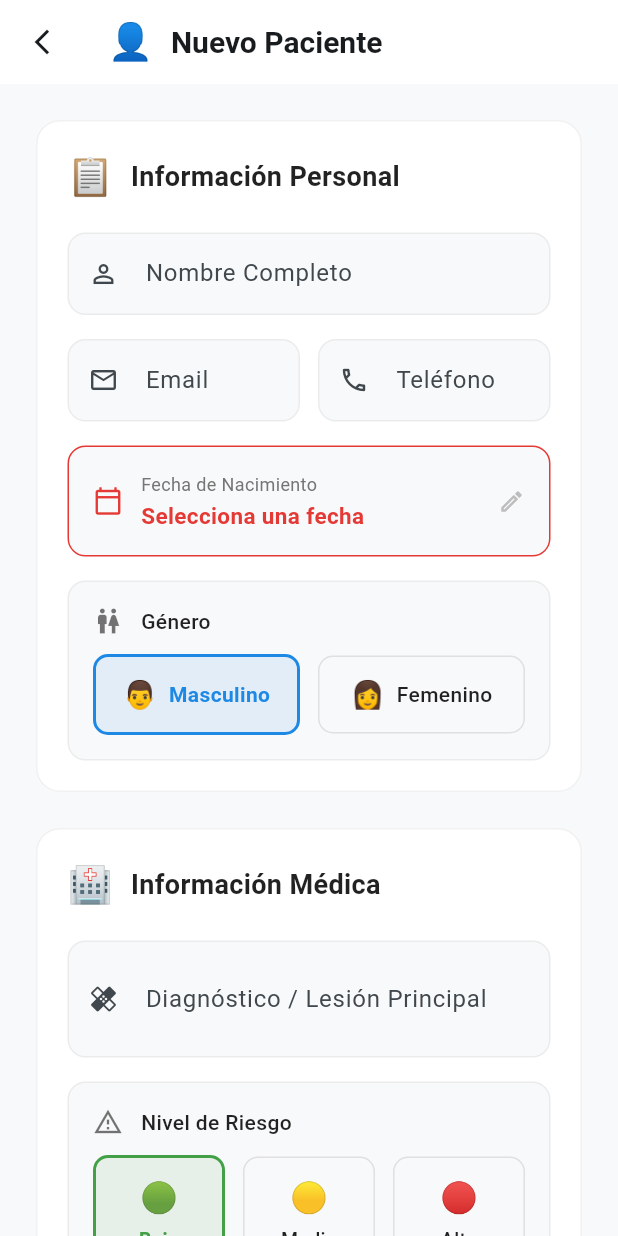
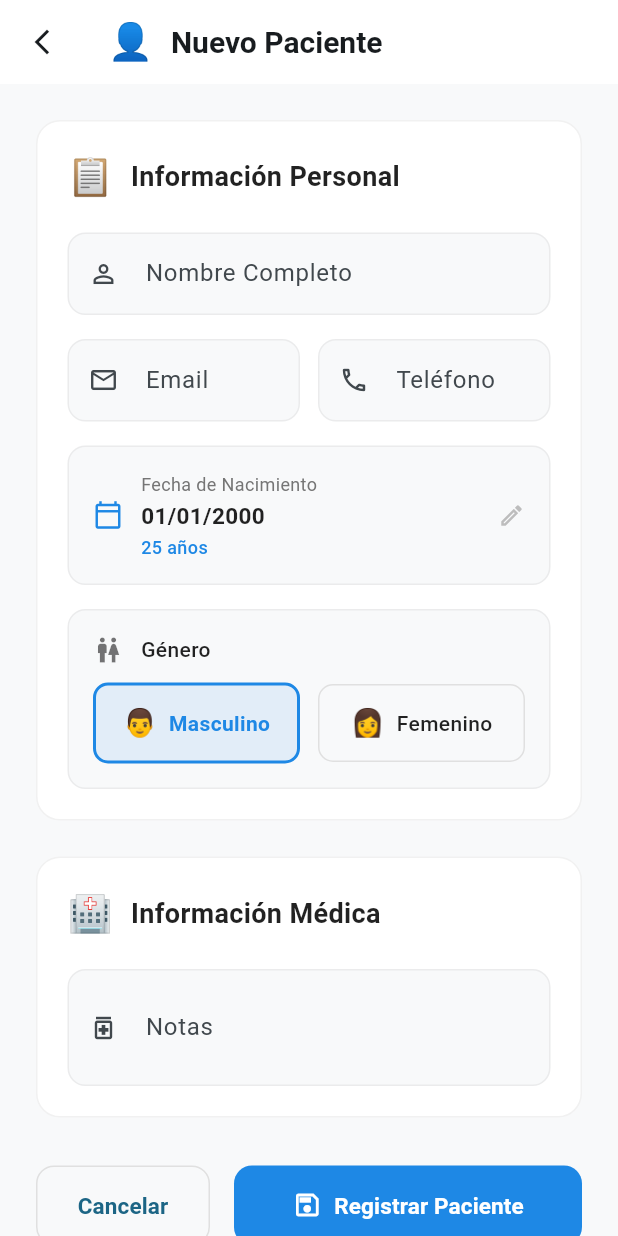
Before and after one commit to enriqueBueln/fisiovision, a Flutter app: the PatientFormScreen screen opened by its route, on a phone screen of 412 x 824 dp. Run offline on Flutter 3.47's test engine with Material 3 defaults, Android fonts, the phone set to English and light mode, and no system bars; our stand-ins replace camera, flutter_dotenv, flutter_riverpod, fluttertoast, go_router, permission_handler and 2 more; missing offline and left inert: google_mlkit_pose_detection; accounts and stored records are empty.

Commit message:
Refactor Paciente model to use nullable fields; update patient form and service for improved data handling

```diff
--- a/lib/models/paciente_model.dart
+++ b/lib/models/paciente_model.dart
@@ -1,5 +1,5 @@
 class Paciente {
-  final int id; // En DB es bigint, en Dart int (64-bit)
+  final int? id; // En DB es bigint, en Dart int (64-bit)
   final String nombre;
   final String apellido; // second_name en DB
   final String email;
@@ -7,7 +7,7 @@ class Paciente {
   final String genero;
   final String? direccion;
   final String? notas;
-  final int idUsuario; // Relación con tabla Usuario
+  final int? idUsuario; // Relación con tabla Usuario
   final bool isActive;
 
   // Getter útil para la UI
@@ -54,7 +54,6 @@ class Paciente {
 
   Map<String, dynamic> toJson() {
     return {
-      'id': id,
       'name': nombre,
       'second_name': apellido,
       'email': email,
@@ -62,8 +61,6 @@ class Paciente {
       'gender': genero,
       'address': direccion,
       'notes': notas,
-      'id_user': idUsuario,
-      'isActive': isActive,
     };
   }
 }
--- a/lib/screens/login/login_screen.dart
+++ b/lib/screens/login/login_screen.dart
@@ -199,7 +199,7 @@ class _LoginFormState extends ConsumerState<_LoginForm> {
     if (success) {
       final authState = ref.read(authProvider);
       final user = authState.user;
-
+      print("Usuario logueado: ${user?.isTerapeuta}");
       if (user != null) {
         // Redirigir según el tipo de usuario
         if (user.isTerapeuta) {
--- a/lib/screens/patient/patient_form_screen.dart
+++ b/lib/screens/patient/patient_form_screen.dart
@@ -1,3 +1,5 @@
+import 'package:fisiovision/models/paciente_model.dart';
+import 'package:fisiovision/providers/paciente_provider.dart';
 import 'package:flutter/material.dart';
 import 'package:flutter_riverpod/flutter_riverpod.dart';
 import 'package:go_router/go_router.dart';
@@ -6,12 +8,10 @@ class PatientFormScreen extends ConsumerStatefulWidget {
   const PatientFormScreen({super.key});
 
   @override
-  ConsumerState<PatientFormScreen> createState() =>
-      _PatientFormScreenState();
+  ConsumerState<PatientFormScreen> createState() => _PatientFormScreenState();
 }
 
-class _PatientFormScreenState
-    extends ConsumerState<PatientFormScreen> {
+class _PatientFormScreenState extends ConsumerState<PatientFormScreen> {
   final _formKey = GlobalKey<FormState>();
 
   // Controladores
@@ -22,7 +22,7 @@ class _PatientFormScreenState
   final _alergiasCtrl = TextEditingController();
 
   // Estado
-  DateTime? _fechaNacimiento;
+  DateTime? _fechaNacimiento = DateTime(2000, 1, 1);
   String _genero = 'Masculino';
   String _riesgo = 'Bajo';
   bool _isLoading = false;
@@ -88,14 +88,9 @@ class _PatientFormScreenState
           SnackBar(
             content: Row(
               children: [
-                const Icon(
-                  Icons.warning_amber_rounded,
-                  color: Colors.white,
-                ),
+                const Icon(Icons.warning_amber_rounded, color: Colors.white),
                 const SizedBox(width: 12),
-                const Text(
-                  'Por favor, selecciona la fecha de nacimiento',
-                ),
+                const Text('Por favor, selecciona la fecha de nacimiento'),
               ],
             ),
             backgroundColor: const Color(0xFFFB8C00),
@@ -111,40 +106,33 @@ class _PatientFormScreenState
       setState(() => _isLoading = true);
 
       // Simular llamada al backend
-      await Future.delayed(const Duration(seconds: 2));
 
-      final nuevoPacienteData = {
-        'nombre': _nombreCtrl.text.trim(),
-        'email': _emailCtrl.text.trim(),
-        'telefono': _telefonoCtrl.text.trim(),
-        'fecha_nacimiento': _fechaNacimiento!
-            .toIso8601String()
-            .split('T')
-            .first,
-        'edad': _calcularEdad(),
-        'genero': _genero,
-        'lesion': _lesionCtrl.text.trim(),
-        'riesgo': _riesgo,
-        'alergias': _alergiasCtrl.text.trim().isEmpty
-            ? 'Ninguna'
-            : _alergiasCtrl.text.trim(),
-      };
-
-      print(
-        'Datos listos para enviar al backend: $nuevoPacienteData',
+      final nuevoPacienteData = Paciente(
+        id: 0, // El backend asignará el ID
+        nombre: _nombreCtrl.text.trim(),
+        apellido: '', // Podrías separar el apellido si lo deseas
+        email: _emailCtrl.text.trim(),
+        fechaNacimiento: _fechaNacimiento!,
+        genero: _genero,
+        idUsuario: 1, // Asumimos un usuario fijo por ahora
+        direccion: _telefonoCtrl.text.trim(),
+        notas: _alergiasCtrl.text.trim(),
       );
 
+      print('Datos listos para enviar al backend: $nuevoPacienteData');
+
       if (!mounted) return;
+
+      await ref
+          .read(pacientesProvider.notifier)
+          .agregarPaciente(nuevoPacienteData);
       setState(() => _isLoading = false);
 
       ScaffoldMessenger.of(context).showSnackBar(
         SnackBar(
           content: Row(
             children: [
-              const Icon(
-                Icons.check_circle_rounded,
-                color: Colors.white,
-              ),
+              const Icon(Icons.check_circle_rounded, color: Colors.white),
               const SizedBox(width: 12),
               const Text('Paciente registrado exitosamente ✨'),
             ],
@@ -157,25 +145,20 @@ class _PatientFormScreenState
         ),
       );
 
-      // Esperar un momento y redirigir a la lista de pacientes
-      await Future.delayed(const Duration(milliseconds: 500));
       if (mounted) context.go('/pacientes');
     }
   }
 
   @override
   Widget build(BuildContext context) {
-    final isDarkMode =
-        Theme.of(context).brightness == Brightness.dark;
+    final isDarkMode = Theme.of(context).brightness == Brightness.dark;
 
     return Scaffold(
       backgroundColor: isDarkMode
           ? const Color(0xFF0A0E21)
           : const Color(0xFFF8F9FA),
       appBar: AppBar(
-        backgroundColor: isDarkMode
-            ? const Color(0xFF1A1F3A)
-            : Colors.white,
+        backgroundColor: isDarkMode ? const Color(0xFF1A1F3A) : Colors.white,
         elevation: 0,
         leading: IconButton(
           icon: const Icon(Icons.arrow_back_ios_new, size: 20),
@@ -187,10 +170,7 @@ class _PatientFormScreenState
             const SizedBox(width: 12),
             const Text(
               'Nuevo Paciente',
-              style: TextStyle(
-                fontSize: 20,
-                fontWeight: FontWeight.w600,
-              ),
+              style: TextStyle(fontSize: 20, fontWeight: FontWeight.w600),
             ),
           ],
         ),
@@ -229,10 +209,8 @@ class _PatientFormScreenState
                           hint: 'correo@ejemplo.com',
                           keyboardType: TextInputType.emailAddress,
                           validator: (value) {
-                            if (value!.trim().isEmpty)
-                              return 'Email requerido';
-                            if (!value.contains('@'))
-                              return 'Email inválido';
+                            if (value!.trim().isEmpty) return 'Email requerido';
+                            if (!value.contains('@')) return 'Email inválido';
                             return null;
                           },
                         ),
@@ -248,8 +226,7 @@ class _PatientFormScreenState
                           validator: (value) {
                             if (value!.trim().isEmpty)
                               return 'Teléfono requerido';
-                            if (value.trim().length < 8)
-                              return 'Muy corto';
+                            if (value.trim().length < 8) return 'Muy corto';
                             return null;
                           },
                         ),
@@ -276,12 +253,8 @@ class _PatientFormScreenState
                           color: _fechaNacimiento == null
                               ? const Color(0xFFE53935)
                               : (isDarkMode
-                                    ? Colors.white.withOpacity(
-                                        0.05,
-                                      )
-                                    : Colors.grey.withOpacity(
-                                        0.15,
-                                      )),
+                                    ? Colors.white.withOpacity(0.05)
+                                    : Colors.grey.withOpacity(0.15)),
                         ),
                       ),
                       child: Row(
@@ -296,8 +269,7 @@ class _PatientFormScreenState
                           const SizedBox(width: 12),
                           Expanded(
                             child: Column(
-                              crossAxisAlignment:
-                                  CrossAxisAlignment.start,
+                              crossAxisAlignment: CrossAxisAlignment.start,
                               children: [
                                 Text(
                                   'Fecha de Nacimiento',
@@ -329,9 +301,7 @@ class _PatientFormScreenState
                                     '${_calcularEdad()} años',
                                     style: TextStyle(
                                       fontSize: 12,
-                                      color: const Color(
-                                        0xFF1E88E5,
-                                      ),
+                                      color: const Color(0xFF1E88E5),
                                       fontWeight: FontWeight.w500,
                                     ),
                                   ),
@@ -399,9 +369,8 @@ class _PatientFormScreenState
                                 label: 'Masculino',
                                 emoji: '👨',
                                 selected: _genero == 'Masculino',
-                                onTap: () => setState(
-                                  () => _genero = 'Masculino',
-                                ),
+                                onTap: () =>
+                                    setState(() => _genero = 'Masculino'),
                               ),
                             ),
                             const SizedBox(width: 12),
@@ -410,9 +379,8 @@ class _PatientFormScreenState
                                 label: 'Femenino',
                                 emoji: '👩',
                                 selected: _genero == 'Femenino',
-                                onTap: () => setState(
-                                  () => _genero = 'Femenino',
-                                ),
+                                onTap: () =>
+                                    setState(() => _genero = 'Femenino'),
                               ),
                             ),
                           ],
@@ -431,105 +399,8 @@ class _PatientFormScreenState
                 title: 'Información Médica',
                 children: [
                   _CustomTextField(
-                    controller: _lesionCtrl,
-                    label: 'Diagnóstico / Lesión Principal',
-                    icon: Icons.healing_outlined,
-                    hint: 'Ej: Esguince de tobillo',
-                    minLines: 2,
-                    maxLines: 3,
-                    validator: (value) => value!.trim().isEmpty
-                        ? 'El diagnóstico es obligatorio'
-                        : null,
-                  ),
-                  const SizedBox(height: 16),
-
-                  // Nivel de Riesgo
-                  Container(
-                    padding: const EdgeInsets.all(16),
-                    decoration: BoxDecoration(
-                      color: isDarkMode
-                          ? const Color(0xFF0F1629)
-                          : const Color(0xFFF8F9FA),
-                      borderRadius: BorderRadius.circular(12),
-                      border: Border.all(
-                        color: isDarkMode
-                            ? Colors.white.withOpacity(0.05)
-                            : Colors.grey.withOpacity(0.15),
-                      ),
-                    ),
-                    child: Column(
-                      crossAxisAlignment: CrossAxisAlignment.start,
-                      children: [
-                        Row(
-                          children: [
-                            Icon(
-                              Icons.warning_amber_outlined,
-                              size: 20,
-                              color: isDarkMode
-                                  ? Colors.white70
-                                  : Colors.black54,
-                            ),
-                            const SizedBox(width: 12),
-                            Text(
-                              'Nivel de Riesgo',
-                              style: TextStyle(
-                                fontSize: 14,
-                                fontWeight: FontWeight.w500,
-                                color: isDarkMode
-                                    ? Colors.white
-                                    : Colors.black87,
-                              ),
-                            ),
-                          ],
-                        ),
-                        const SizedBox(height: 12),
-                        Row(
-                          children: [
-                            Expanded(
-                              child: _RiskOption(
-                                label: 'Bajo',
-                                emoji: '🟢',
-                                color: const Color(0xFF43A047),
-                                selected: _riesgo == 'Bajo',
-                                onTap: () => setState(
-                                  () => _riesgo = 'Bajo',
-                                ),
-                              ),
-                            ),
-                            const SizedBox(width: 12),
-                            Expanded(
-                              child: _RiskOption(
-                                label: 'Medio',
-                                emoji: '🟡',
-                                color: const Color(0xFFFB8C00),
-                                selected: _riesgo == 'Medio',
-                                onTap: () => setState(
-                                  () => _riesgo = 'Medio',
-                                ),
-                              ),
-                            ),
-                            const SizedBox(width: 12),
-                            Expanded(
-                              child: _RiskOption(
-                                label: 'Alto',
-                                emoji: '🔴',
-                                color: const Color(0xFFE53935),
-                                selected: _riesgo == 'Alto',
-                                onTap: () => setState(
-                                  () => _riesgo = 'Alto',
-                                ),
-                              ),
-                            ),
-                          ],
-                        ),
-                      ],
-                    ),
-                  ),
-                  const SizedBox(height: 16),
-
-                  _CustomTextField(
                     controller: _alergiasCtrl,
-                    label: 'Alergias / Consideraciones (Opcional)',
+                    label: 'Notas',
                     icon: Icons.medication_outlined,
                     hint: 'Ej: Alergia a penicilina',
                     minLines: 2,
@@ -549,9 +420,7 @@ class _PatientFormScreenState
                           ? null
                           : () => context.go('/pacientes'),
                       style: OutlinedButton.styleFrom(
-                        padding: const EdgeInsets.symmetric(
-                          vertical: 16,
-                        ),
+                        padding: const EdgeInsets.symmetric(vertical: 16),
                         side: BorderSide(
                           color: isDarkMode
                               ? Colors.white24
@@ -576,9 +445,7 @@ class _PatientFormScreenState
                     child: ElevatedButton(
                       onPressed: _isLoading ? null : _submitForm,
                       style: ElevatedButton.styleFrom(
-                        padding: const EdgeInsets.symmetric(
-                          vertical: 16,
-                        ),
+                        padding: const EdgeInsets.symmetric(vertical: 16),
                         backgroundColor: const Color(0xFF1E88E5),
                         foregroundColor: Colors.white,
                         elevation: 0,
@@ -599,13 +466,9 @@ class _PatientFormScreenState
                               ),
                             )
                           : Row(
-                              mainAxisAlignment:
-                                  MainAxisAlignment.center,
+                              mainAxisAlignment: MainAxisAlignment.center,
                               children: [
-                                const Icon(
-                                  Icons.save_outlined,
-                                  size: 20,
-                                ),
+                                const Icon(Icons.save_outlined, size: 20),
                                 const SizedBox(width: 8),
                                 const Text(
                                   'Registrar Paciente',
@@ -646,8 +509,7 @@ class _SectionCard extends StatelessWidget {
 
   @override
   Widget build(BuildContext context) {
-    final isDarkMode =
-        Theme.of(context).brightness == Brightness.dark;
+    final isDarkMode = Theme.of(context).brightness == Brightness.dark;
 
     return Container(
       padding: const EdgeInsets.all(20),
@@ -672,9 +534,7 @@ class _SectionCard extends StatelessWidget {
                 style: TextStyle(
                   fontSize: 18,
                   fontWeight: FontWeight.w600,
-                  color: isDarkMode
-                      ? Colors.white
-                      : Colors.black87,
+                  color: isDarkMode ? Colors.white : Colors.black87,
                 ),
               ),
             ],
@@ -710,8 +570,7 @@ class _CustomTextField extends StatelessWidget {
 
   @override
   Widget build(BuildContext context) {
-    final isDarkMode =
-        Theme.of(context).brightness == Brightness.dark;
+    final isDarkMode = Theme.of(context).brightness == Brightness.dark;
 
     return TextFormField(
       controller: controller,
@@ -744,24 +603,15 @@ class _CustomTextField extends StatelessWidget {
         ),
         focusedBorder: OutlineInputBorder(
           borderRadius: BorderRadius.circular(12),
-          borderSide: const BorderSide(
-            color: Color(0xFF1E88E5),
-            width: 2,
-          ),
+          borderSide: const BorderSide(color: Color(0xFF1E88E5), width: 2),
         ),
         errorBorder: OutlineInputBorder(
           borderRadius: BorderRadius.circular(12),
-          borderSide: const BorderSide(
-            color: Color(0xFFE53935),
-            width: 1,
-          ),
+          borderSide: const BorderSide(color: Color(0xFFE53935), width: 1),
         ),
         focusedErrorBorder: OutlineInputBorder(
           borderRadius: BorderRadius.circular(12),
-          borderSide: const BorderSide(
-            color: Color(0xFFE53935),
-            width: 2,
-          ),
+          borderSide: const BorderSide(color: Color(0xFFE53935), width: 2),
         ),
         contentPadding: const EdgeInsets.symmetric(
           horizontal: 16,
@@ -788,8 +638,7 @@ class _RadioOption extends StatelessWidget {
 
   @override
   Widget build(BuildContext context) {
-    final isDarkMode =
-        Theme.of(context).brightness == Brightness.dark;
+    final isDarkMode = Theme.of(context).brightness == Brightness.dark;
 
     return InkWell(
       onTap: onTap,
@@ -804,9 +653,7 @@ class _RadioOption extends StatelessWidget {
           border: Border.all(
             color: selected
                 ? const Color(0xFF1E88E5)
-                : (isDarkMode
-                      ? Colors.white12
-                      : Colors.grey[300]!),
+                : (isDarkMode ? Colors.white12 : Colors.grey[300]!),
             width: selected ? 2 : 1,
           ),
         ),
@@ -819,14 +666,10 @@ class _RadioOption extends StatelessWidget {
               label,
               style: TextStyle(
                 fontSize: 14,
-                fontWeight: selected
-                    ? FontWeight.w600
-                    : FontWeight.w500,
+                fontWeight: selected ? FontWeight.w600 : FontWeight.w500,
                 color: selected
                     ? const Color(0xFF1E88E5)
-                    : (isDarkMode
-                          ? Colors.white70
-                          : Colors.black87),
+                    : (isDarkMode ? Colors.white70 : Colors.black87),
               ),
             ),
           ],
@@ -853,8 +696,7 @@ class _RiskOption extends StatelessWidget {
 
   @override
   Widget build(BuildContext context) {
-    final isDarkMode =
-        Theme.of(context).brightness == Brightness.dark;
+    final isDarkMode = Theme.of(context).brightness == Brightness.dark;
 
     return InkWell(
       onTap: onTap,
@@ -862,16 +704,12 @@ class _RiskOption extends StatelessWidget {
       child: Container(
         padding: const EdgeInsets.symmetric(vertical: 12),
         decoration: BoxDecoration(
-          color: selected
-              ? color.withOpacity(0.1)
-              : Colors.transparent,
+          color: selected ? color.withOpacity(0.1) : Colors.transparent,
           borderRadius: BorderRadius.circular(10),
           border: Border.all(
             color: selected
                 ? color
-                : (isDarkMode
-                      ? Colors.white12
-                      : Colors.grey[300]!),
+                : (isDarkMode ? Colors.white12 : Colors.grey[300]!),
             width: selected ? 2 : 1,
           ),
         ),
@@ -883,14 +721,10 @@ class _RiskOption extends StatelessWidget {
               label,
               style: TextStyle(
                 fontSize: 13,
-                fontWeight: selected
-                    ? FontWeight.w600
-                    : FontWeight.w500,
+                fontWeight: selected ? FontWeight.w600 : FontWeight.w500,
                 color: selected
                     ? color
-                    : (isDarkMode
-                          ? Colors.white70
-                          : Colors.black87),
+                    : (isDarkMode ? Colors.white70 : Colors.black87),
               ),
             ),
           ],
```
Also changed, not shown: lib/config/token.dart (added, +11 -0 lines), lib/services/paciente_service.dart (+5 -2 lines).
